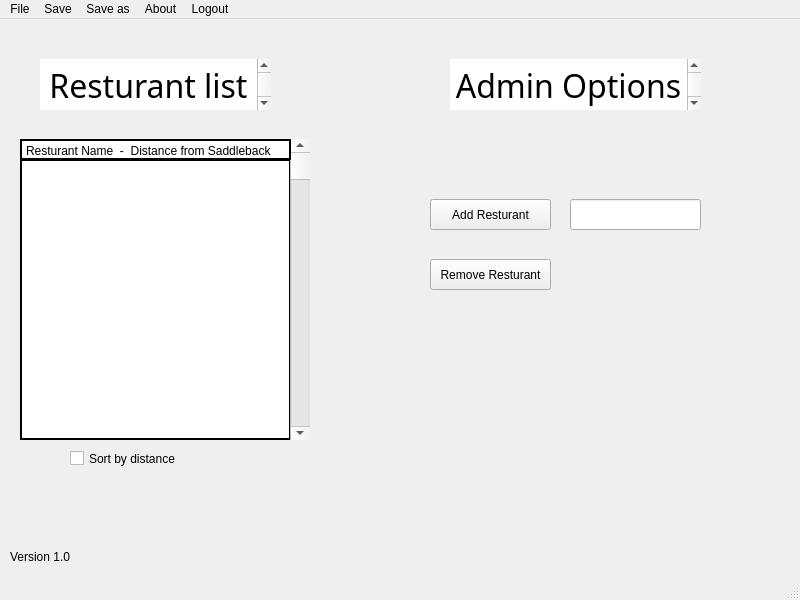
Old version of the form debugmenu.ui in the repository DannyCamacho/SaddlebackEats.
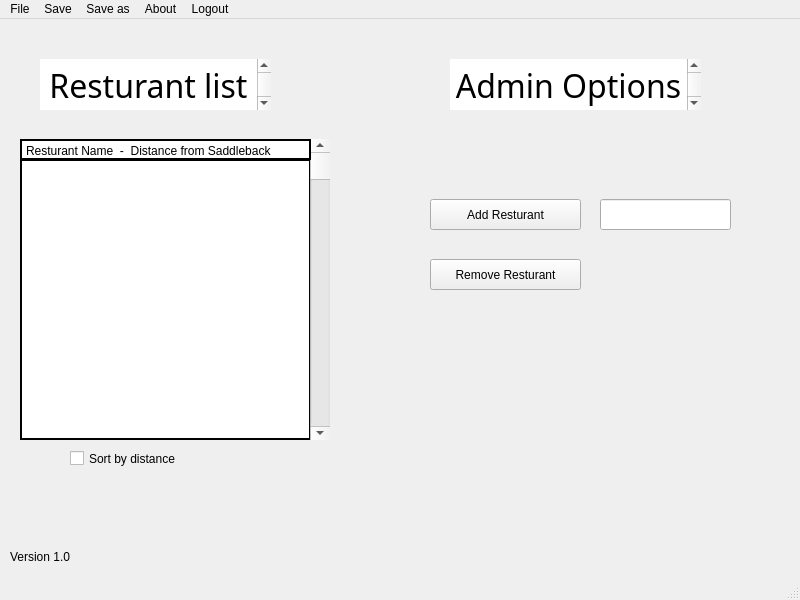
New version of the form.

Commit message:
printList function is implimented into the UI
Brandon's print list function is linked to the UI but is altered to output to a QListWidget instead. The function now takes in a QlistWidget pointer as a parameter and adds the resturant list to that QListWidget. Also debugMenu class was changed from a child of QMainWindow to a child of MainWindow, so that it could use the print function. MainWindow is already a child of QMainWindow...

```diff
--- a/debugmenu.ui
+++ b/debugmenu.ui
@@ -22,7 +22,7 @@
      <rect>
       <x>20</x>
       <y>140</y>
-      <width>271</width>
+      <width>291</width>
       <height>281</height>
      </rect>
     </property>
@@ -47,7 +47,7 @@
      <rect>
       <x>430</x>
       <y>240</y>
-      <width>121</width>
+      <width>151</width>
       <height>31</height>
      </rect>
     </property>
@@ -60,7 +60,7 @@
      <rect>
       <x>430</x>
       <y>180</y>
-      <width>121</width>
+      <width>151</width>
       <height>31</height>
      </rect>
     </property>
@@ -71,7 +71,7 @@
    <widget class="QLineEdit" name="inputResturantName">
     <property name="geometry">
      <rect>
-      <x>570</x>
+      <x>600</x>
       <y>180</y>
       <width>131</width>
       <height>31</height>
@@ -148,7 +148,7 @@
    <widget class="QScrollBar" name="verticalScrollBar">
     <property name="geometry">
      <rect>
-      <x>290</x>
+      <x>310</x>
       <y>120</y>
       <width>20</width>
       <height>301</height>
@@ -163,7 +163,7 @@
      <rect>
       <x>20</x>
       <y>120</y>
-      <width>271</width>
+      <width>291</width>
       <height>21</height>
      </rect>
     </property>
@@ -195,7 +195,7 @@
      <rect>
       <x>70</x>
       <y>430</y>
-      <width>111</width>
+      <width>221</width>
       <height>19</height>
      </rect>
     </property>
```
The commit also changes 4 other files.
